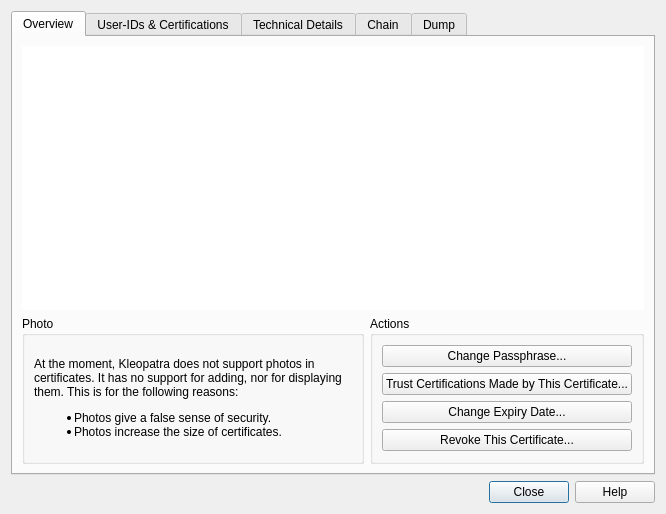
Above: dialogs/certificatedetailsdialog.ui from sensama/kleopatra before the change. Below: the same form after it.
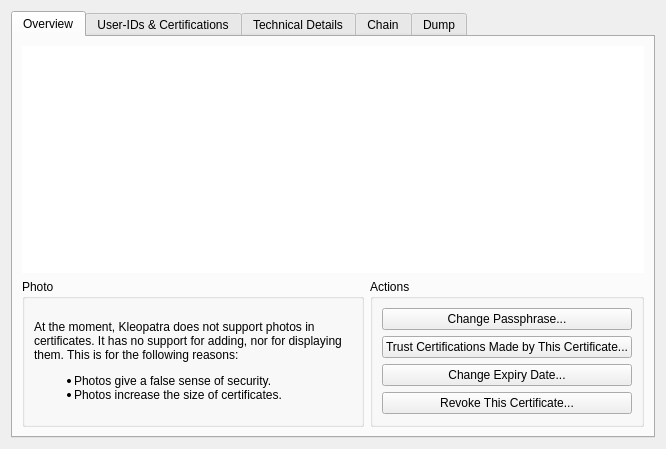
That is the form after the change. Custom widgets are drawn as their Qt base class.

Commit message:
Use KDialog as base class to fix layout on WinCE
Let CertificateDetailsDialog, ExpiryDialog and OwnerTrustDialog
inherit KDialog instead of QDialog to make them usable under WinCE
where KDialog adds a QScrollArea automatically if the dialog size
is larger than the screen.

Diff of the .ui file:
```diff
--- a/dialogs/certificatedetailsdialog.ui
+++ b/dialogs/certificatedetailsdialog.ui
@@ -1,12 +1,12 @@
 <ui version="4.0" >
  <class>CertificateDetailsDialog</class>
- <widget class="QDialog" name="CertificateDetailsDialog" >
-  <property name="geometry" >
+ <widget class="QWidget" name="CertificateDetailsDialog">
+  <property name="geometry">
    <rect>
     <x>0</x>
     <y>0</y>
     <width>666</width>
-    <height>514</height>
+    <height>449</height>
    </rect>
   </property>
   <property name="windowTitle" >
@@ -14,17 +14,9 @@
   </property>
   <layout class="QVBoxLayout" >
    <item>
-    <widget class="QTabWidget" name="tabWidget" >
-     <widget class="QWidget" name="overviewTab" >
-      <property name="geometry" >
-       <rect>
-        <x>0</x>
-        <y>0</y>
-        <width>644</width>
-        <height>417</height>
-       </rect>
-      </property>
-      <attribute name="title" >
+    <widget class="QTabWidget" name="tabWidget">
+     <widget class="QWidget" name="overviewTab">
+      <attribute name="title">
        <string>Overview</string>
       </attribute>
       <layout class="QGridLayout" >
@@ -379,16 +371,6 @@
      </widget>
     </widget>
    </item>
-   <item>
-    <widget class="QDialogButtonBox" name="buttonBox" >
-     <property name="orientation" >
-      <enum>Qt::Horizontal</enum>
-     </property>
-     <property name="standardButtons" >
-      <set>QDialogButtonBox::Close|QDialogButtonBox::Help</set>
-     </property>
-    </widget>
-   </item>
   </layout>
  </widget>
  <customwidgets>
```
Left out of the diff: 309 changed lines with no effect on the pictures. The commit also changes 8 other files.
